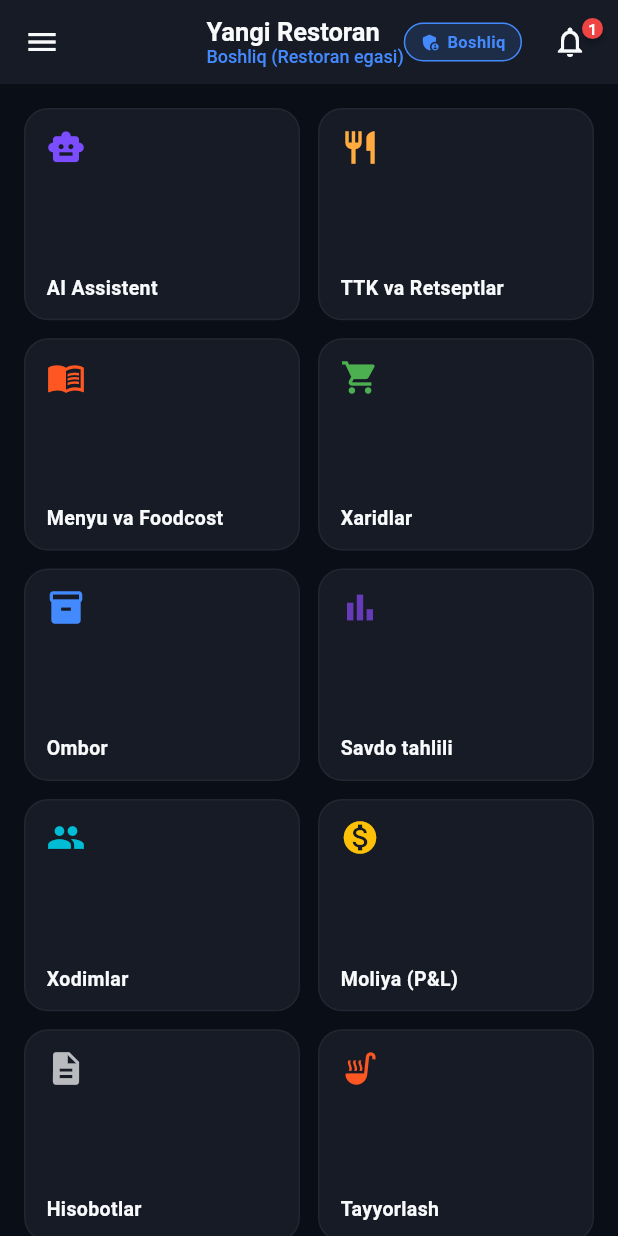
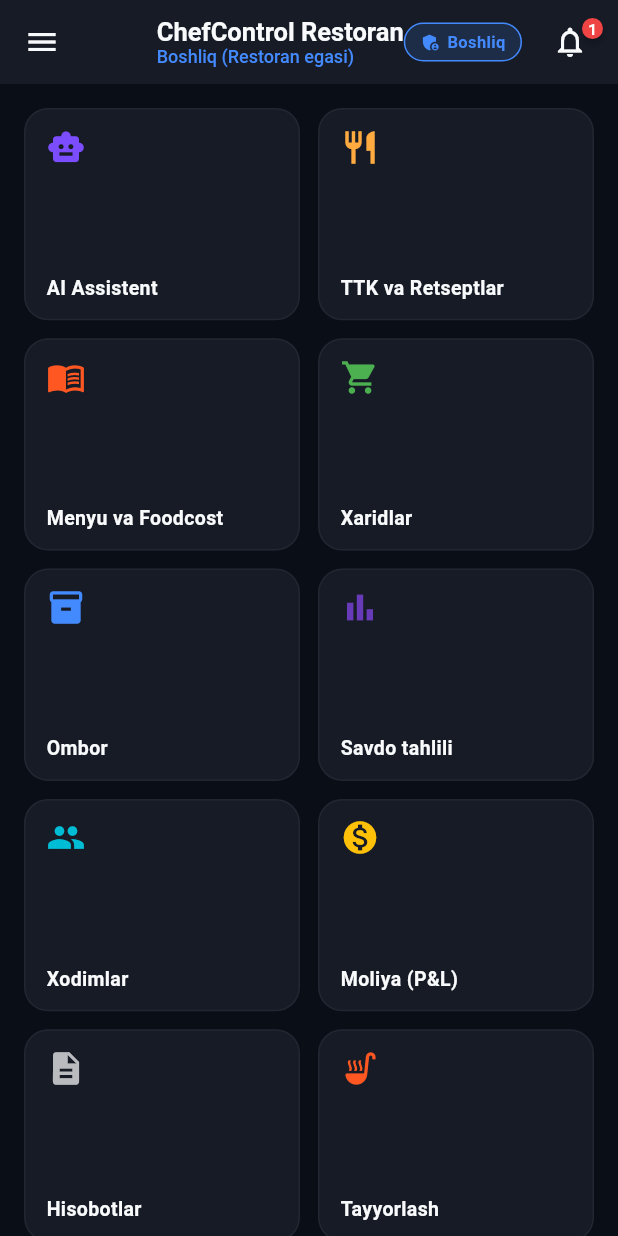
Before and after one commit to asror-vip/cheff-private, a Flutter app: the HomePage screen opened directly, on a phone screen of 412 x 824 dp. Run offline on Flutter 3.47's test engine with Material 3 defaults, Android fonts, the phone set to English and light mode, and no system bars; drawn by our look-alikes of badges; our stand-ins replace easy_localization, file_picker, flutter_dotenv, image_picker, qr_flutter, share_plus and 4 more; missing offline and left inert: blue_thermal_printer, esc_pos_utils_plus, excel; accounts and stored records are empty.

Commit message:
fix(session): link default restaurant_id to existing Supabase database

```diff
--- a/lib/core/session/session_manager.dart
+++ b/lib/core/session/session_manager.dart
@@ -110,11 +110,11 @@ class SessionManager extends ChangeNotifier {
   AppRole get currentRole => _currentRole;
 
   BossProfile _bossProfile = const BossProfile(
-    id: '',
+    id: '11111111-1111-1111-1111-111111111111',
     name: 'Rahbar',
     roleTitle: 'Restoran Rahbari (Boshliq)',
-    restaurantName: 'Yangi Restoran',
-    restaurantId: '',
+    restaurantName: 'ChefControl Restoran',
+    restaurantId: '00000000-0000-0000-0000-000000000000',
   );
   BossProfile get bossProfile => _bossProfile;
 
```
